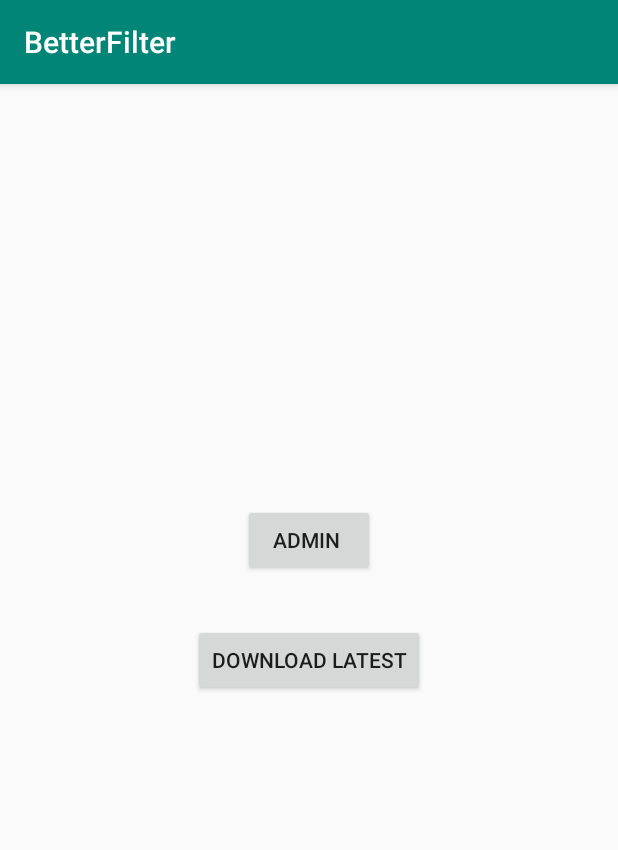
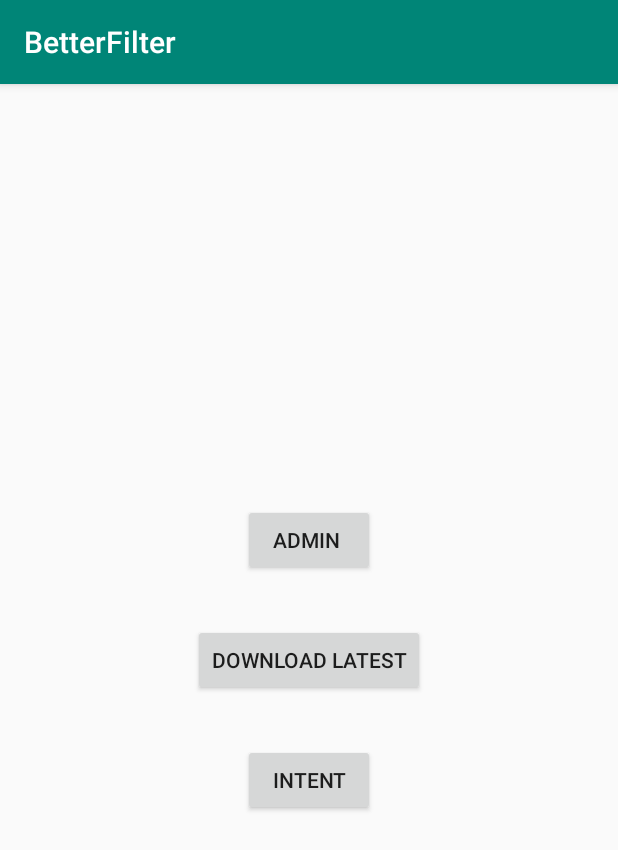
Before and after one commit to Jolt151/BetterFilter, an Android app: the screen it shows after launch (MainActivity), on a phone screen of 412 x 824 dp. Shown: the top 850 px of the screen. Run offline under Robolectric (Android 15) with nearby library versions, the phone set to English and light mode, and no system bars; libraries missing offline, so code that uses them is left out: com.topjohnwu.superuser.

```diff
--- a/app/src/main/AndroidManifest.xml
+++ b/app/src/main/AndroidManifest.xml
@@ -35,7 +35,7 @@
 
         <service android:name=".SettingsTrackerAccessibilityService"
                  android:permission="android.permission.BIND_ACCESSIBILITY_SERVICE"
-                 android:label="Settings Tracker">
+                 android:label="@string/accessibility_service_title">
             <intent-filter>
                 <action android:name="android.accessibilityservice.AccessibilityService" />
             </intent-filter>
--- a/app/src/main/java/com/betterfilter/MainActivity.kt
+++ b/app/src/main/java/com/betterfilter/MainActivity.kt
@@ -8,6 +8,7 @@ import okhttp3.Request
 import java.io.*
 import android.R.attr.data
 import android.app.admin.DevicePolicyManager
+import android.content.ComponentName
 import android.content.Intent
 import android.opengl.Visibility
 import android.view.View
@@ -100,5 +101,13 @@ class MainActivity : AppCompatActivity(), AnkoLogger {
         adminActivityButton.setOnClickListener {
             startActivity(Intent(this, AdminActivity::class.java))
         }
+
+        val intentFirerButton: Button = find(R.id.intentFirer)
+        intentFirerButton.setOnClickListener {
+            val intent = Intent()
+            intent.component = ComponentName("com.android.settings", "com.android.settings.Settings\$SecuritySettingsActivity")
+            startActivity(intent)
+
+        }
     }
 }
--- a/app/src/main/res/layout/activity_main.xml
+++ b/app/src/main/res/layout/activity_main.xml
@@ -31,5 +31,13 @@
             android:layout_marginBottom="32dp"
             app:layout_constraintBottom_toTopOf="@+id/downloadHosts" app:layout_constraintStart_toStartOf="parent"
             app:layout_constraintHorizontal_bias="0.5" app:layout_constraintEnd_toEndOf="parent"/>
+    <Button
+            android:text="Intent"
+            android:layout_width="wrap_content"
+            android:layout_height="wrap_content"
+            android:id="@+id/intentFirer"
+            app:layout_constraintTop_toBottomOf="@+id/downloadingProgressBar" android:layout_marginTop="32dp"
+            app:layout_constraintStart_toStartOf="parent" app:layout_constraintHorizontal_bias="0.5"
+            app:layout_constraintEnd_toEndOf="parent"/>
 
 </androidx.constraintlayout.widget.ConstraintLayout>
--- a/app/src/main/res/values/strings.xml
+++ b/app/src/main/res/values/strings.xml
@@ -2,4 +2,5 @@
     <string name="app_name">BetterFilter</string>
 
     <string name="accessibility_service_description">SettingsTracker</string>
+    <string name="accessibility_service_title">Settings Tracker</string>
 </resources>
```
Also changed, not shown: app/src/main/java/com/betterfilter/SettingsTrackerAccessibilityService.kt (+13 -2 lines).
